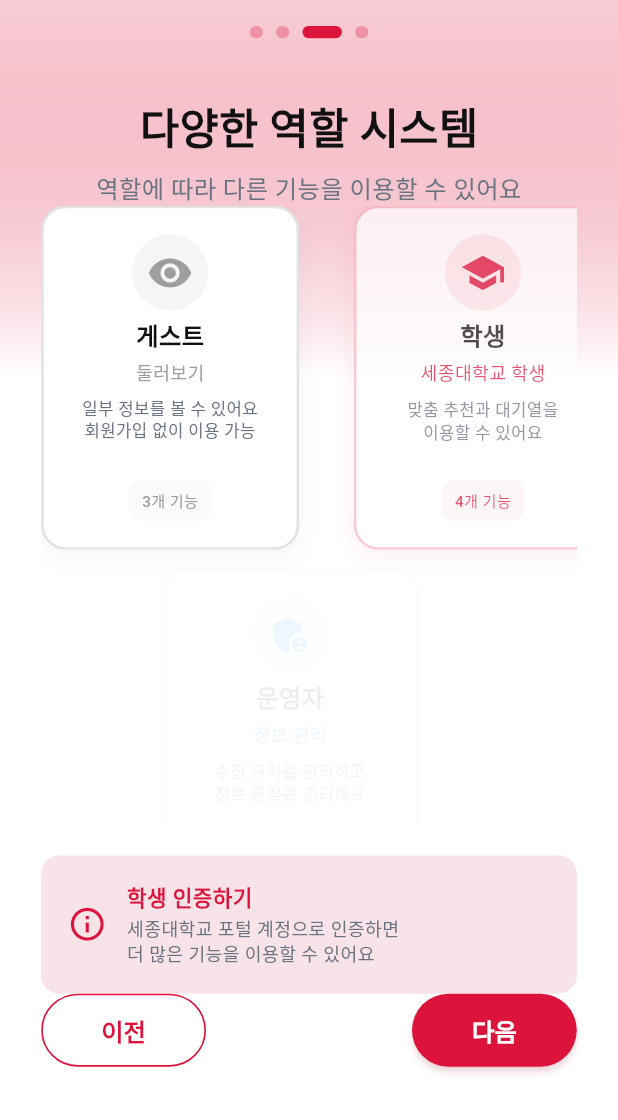
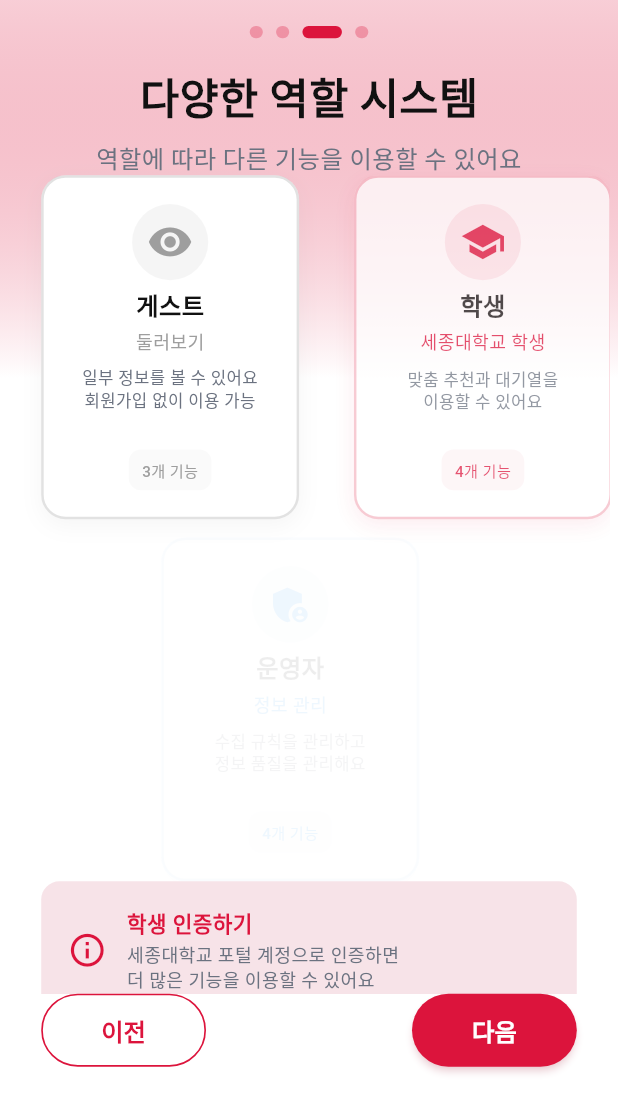
Before and after one commit to EM-H20/sejong-catch, a Flutter app: the screen it shows after launch, swiped to page 3, on a phone screen of 412 x 824 dp, the part 116-1236 px from its top. Run offline on Flutter 3.47's test engine with Material 3 defaults, Android fonts, the phone set to English and light mode, and no system bars; drawn by our look-alikes of smooth_page_indicator; our stand-ins replace flutter_screenutil, flutter_secure_storage, go_router, shared_preferences; accounts and stored records are empty.

Commit message:
finish: onboarding

```diff
--- a/sejong_catch_frontend/lib/core/config/constants.dart
+++ b/sejong_catch_frontend/lib/core/config/constants.dart
@@ -15,7 +15,7 @@ class AppConstants {
   /// 개발 모드에서 항상 온보딩을 표시할지 여부
   /// true: 개발 중에는 앱을 켤 때마다 온보딩부터 시작
   /// false: 일반적인 온보딩 로직 (한 번 완료하면 다시 안 보임)
-  static const bool forceOnboardingInDev = true;
+  static const bool forceOnboardingInDev = false;
 
   /// 현재 개발 모드인지 확인
   /// kDebugMode는 Flutter에서 제공하는 디버그 모드 플래그
--- a/sejong_catch_frontend/lib/features/auth/pages/login_page.dart
+++ b/sejong_catch_frontend/lib/features/auth/pages/login_page.dart
@@ -133,13 +133,13 @@ class _LoginPageState extends State<LoginPage> with TickerProviderStateMixin {
               mainAxisAlignment: MainAxisAlignment.center,
               children: [
                 // 상단 여백
-                SizedBox(height: 40.h),
+                SizedBox(height: 30.h),
 
                 // 로고 및 타이틀 섹션
                 LoginHeader(isStudentLogin: loginController.isStudentLogin),
 
                 // 메인 로그인 카드
-                SizedBox(height: 40.h),
+                SizedBox(height: 20.h),
                 LoginCard(redirectUrl: widget.redirectUrl),
 
                 // 로그인 방식 전환
--- a/sejong_catch_frontend/lib/features/onboarding/pages/onboarding_flow_page.dart
+++ b/sejong_catch_frontend/lib/features/onboarding/pages/onboarding_flow_page.dart
@@ -113,7 +113,7 @@ class _OnboardingFlowPageState extends State<OnboardingFlowPage>
                 // 페이지 인디케이터
                 _buildPageIndicator(),
 
-                SizedBox(height: 20.h),
+                // SizedBox(height: 20.h),
 
                 // 메인 콘텐츠 (PageView)
                 Expanded(child: _buildPageView()),
@@ -322,8 +322,8 @@ class _OnboardingFlowPageState extends State<OnboardingFlowPage>
       final onboardingController = context.read<OnboardingController>();
       final appController = context.read<AppController>();
 
-      // 온보딩 컨트롤러에서 완료 처리
-      await onboardingController.completeOnboarding();
+      // 🔥 수정: AppController 먼저 완료 상태로 설정 (라우터 가드가 인식할 수 있도록)
+      await appController.setOnboardingCompleted();
 
       // 수집된 설정을 AppController에 반영
       if (onboardingController.selectedDepartment != null) {
@@ -338,8 +338,11 @@ class _OnboardingFlowPageState extends State<OnboardingFlowPage>
         );
       }
 
-      // 온보딩 완료 처리
-      await appController.setOnboardingCompleted();
+      // 마지막으로 OnboardingController 정리 작업
+      await onboardingController.completeOnboarding();
+
+      // 🔥 해결책: 상태 동기화를 위한 짧은 딜레이 추가 (라우터 가드 인식 보장)
+      await Future.delayed(const Duration(milliseconds: 100));
 
       // 메인 화면으로 이동 (이중 안전 체크)
       if (mounted && context.mounted) {
@@ -362,9 +365,14 @@ class _OnboardingFlowPageState extends State<OnboardingFlowPage>
     if (!shouldSkip) return;
 
     try {
-      // 건너뛰기 처리
+      // 🔥 수정: AppController 먼저 완료 상태로 설정 (라우터 가드가 인식할 수 있도록)
+      await appController.setOnboardingCompleted();
+
+      // 그 다음 OnboardingController 정리 작업
       await onboardingController.skipOnboarding();
-      await appController.setOnboardingCompleted();
+
+      // 🔥 해결책: 상태 동기화를 위한 짧은 딜레이 추가 (라우터 가드 인식 보장)
+      await Future.delayed(const Duration(milliseconds: 100));
 
       // 메인 화면으로 이동 (이중 안전 체크)
       if (mounted && context.mounted) {
--- a/sejong_catch_frontend/lib/features/onboarding/widgets/onboarding_roles_page.dart
+++ b/sejong_catch_frontend/lib/features/onboarding/widgets/onboarding_roles_page.dart
@@ -112,7 +112,8 @@ class _OnboardingRolesPageState extends State<OnboardingRolesPage>
 
   @override
   Widget build(BuildContext context) {
-    return Padding(
+    return SingleChildScrollView(
+      child: Padding(
         padding: EdgeInsets.symmetric(horizontal: 20.w),
         child: Column(
           children: [
@@ -120,16 +121,16 @@ class _OnboardingRolesPageState extends State<OnboardingRolesPage>
 
             // 타이틀 섹션
             _buildTitleSection(),
+
             // 역할 카드들
-          Expanded(child: _buildRoleCards()),
-
-          SizedBox(height: 20.h),
+            _buildRoleCards(),
 
             // 하단 설명
             _buildBottomInfo(),
 
-          // SizedBox(height: 30.h),
+            SizedBox(height: 40.h),
           ],
+        ),
       ),
     );
   }
@@ -162,16 +163,14 @@ class _OnboardingRolesPageState extends State<OnboardingRolesPage>
 
   /// 역할 카드들
   Widget _buildRoleCards() {
-    return GridView.builder(
-      physics: const BouncingScrollPhysics(),
-      gridDelegate: SliverGridDelegateWithFixedCrossAxisCount(
+    return GridView.count(
+      shrinkWrap: true,
+      physics: const NeverScrollableScrollPhysics(),
       crossAxisCount: 2,
       crossAxisSpacing: 12.w,
       mainAxisSpacing: 12.h,
       childAspectRatio: 0.75,
-      ),
-      itemCount: _roles.length,
-      itemBuilder: (context, index) {
+      children: List.generate(_roles.length, (index) {
         return FadeTransition(
           opacity: _cardAnimations[index],
           child: SlideTransition(
@@ -179,7 +178,7 @@ class _OnboardingRolesPageState extends State<OnboardingRolesPage>
             child: _buildRoleCard(_roles[index]),
           ),
         );
-      },
+      }),
     );
   }
 
```
Also changed, not shown: sejong_catch_frontend/lib/main.dart (+7 -13 lines). Lines whose indentation alone changed are shown as unchanged.
